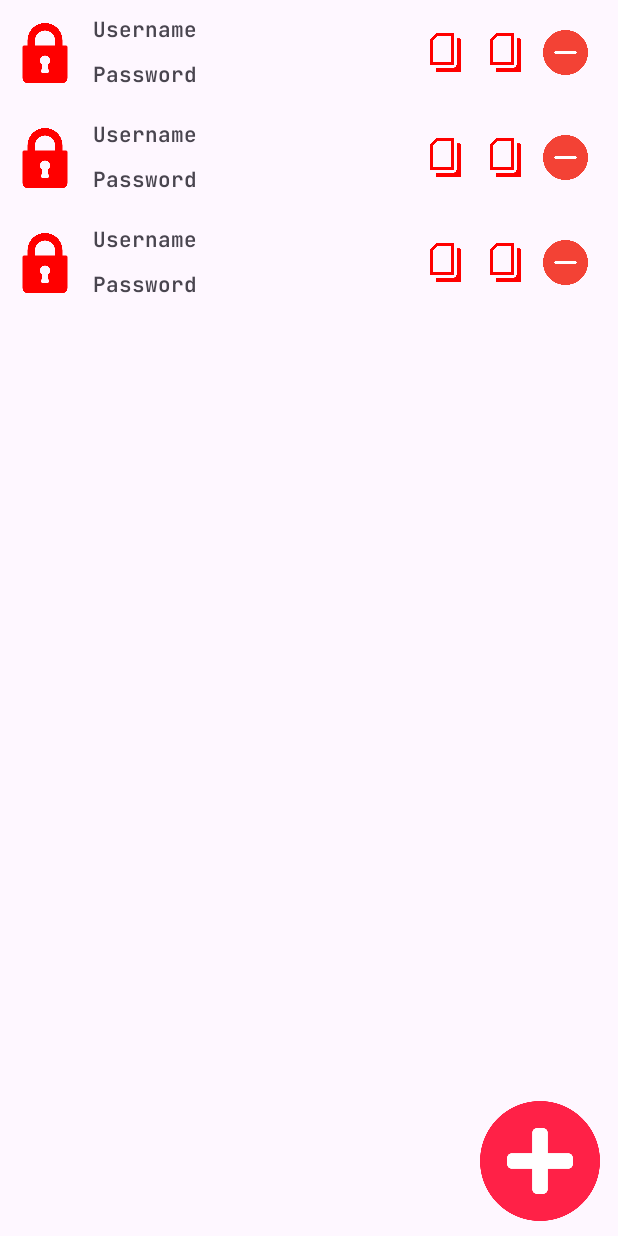
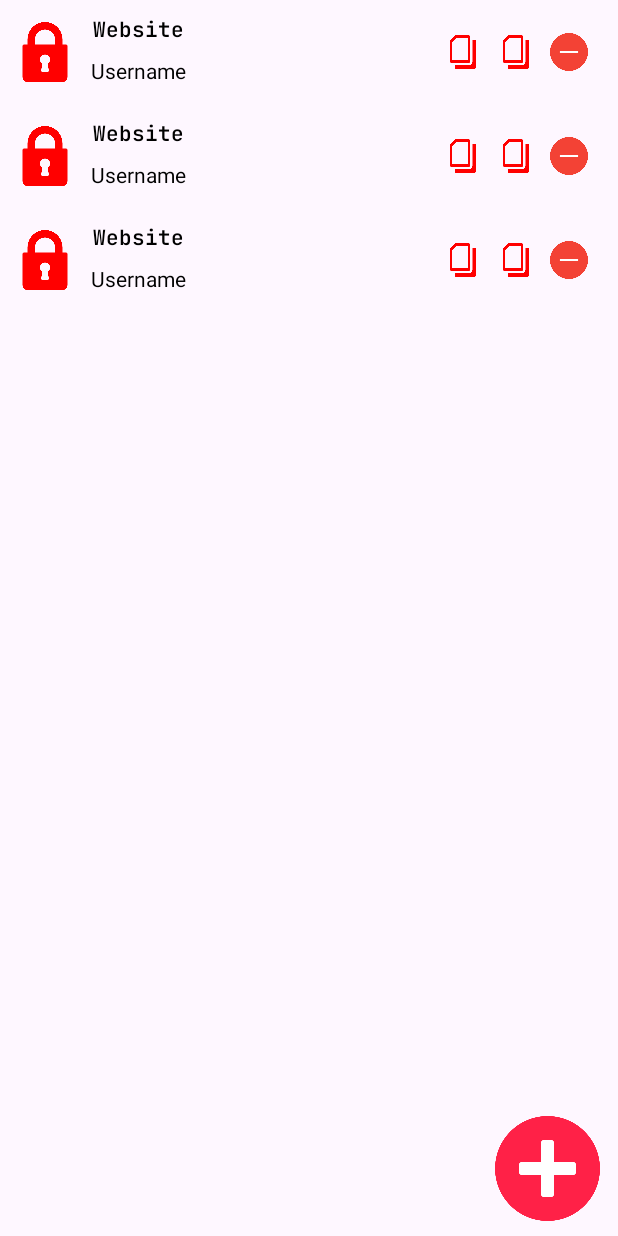
Before and after one commit to mpuss37/kuncen_mobile, an Android app: the layout activity_menu_manager.xml on its own in the app's theme, with its tools: preview values and no code run, on a phone screen of 412 x 824 dp. Run offline under Robolectric (Android 15) with nearby library versions, the phone set to English and light mode, and no system bars.

Commit message:
update add DataPasswordAdapter.java and add cursor for click item

```diff
--- a/app/src/main/AndroidManifest.xml
+++ b/app/src/main/AndroidManifest.xml
@@ -13,16 +13,14 @@
         android:theme="@style/Theme.Kuncen"
         tools:targetApi="31">
         <activity
-            android:name=".Item.AddItem"
-            android:exported="false"
-            android:windowSoftInputMode="adjustPan" />
-        <activity
             android:name=".View.MenuManager"
             android:exported="false"
+            android:screenOrientation="portrait"
             android:windowSoftInputMode="adjustPan" />
         <activity
             android:name=".View.MainActivity"
             android:exported="true"
+            android:screenOrientation="portrait"
             android:windowSoftInputMode="adjustPan">
             <intent-filter>
                 <action android:name="android.intent.action.MAIN" />
--- a/app/src/main/java/com/example/kuncen/Handler/UserHandler.java
+++ b/app/src/main/java/com/example/kuncen/Handler/UserHandler.java
@@ -4,6 +4,7 @@ import android.content.ContentValues;
 import android.content.Context;
 import android.database.Cursor;
 import android.database.sqlite.SQLiteDatabase;
+import android.inputmethodservice.Keyboard;
 
 import com.example.kuncen.View.DatabasePass;
 import com.example.kuncen.View.MainActivity;
--- a/app/src/main/res/layout/activity_add_item.xml
+++ b/app/src/main/res/layout/activity_add_item.xml
@@ -6,8 +6,7 @@
     android:layout_width="match_parent"
     android:layout_height="wrap_content"
     android:clipToOutline="true"
-    android:padding="10dp"
-    tools:context=".Item.AddItem">
+    android:padding="10dp">
 
     <androidx.cardview.widget.CardView
         android:layout_width="match_parent"
--- a/app/src/main/res/layout/activity_main.xml
+++ b/app/src/main/res/layout/activity_main.xml
@@ -2,6 +2,7 @@
 <androidx.constraintlayout.widget.ConstraintLayout xmlns:android="http://schemas.android.com/apk/res/android"
     xmlns:app="http://schemas.android.com/apk/res-auto"
     xmlns:tools="http://schemas.android.com/tools"
+    android:id="@+id/clMain"
     android:layout_width="match_parent"
     android:layout_height="wrap_content"
     tools:context=".View.MainActivity">
@@ -74,6 +75,7 @@
             android:fontFamily="@font/jetbrains_mono_semibold"
             android:hint="Password"
             android:inputType="textPassword"
+            android:text="herdi"
             android:textColorHint="#000000" />
     </com.google.android.material.textfield.TextInputLayout>
 
@@ -93,6 +95,7 @@
             android:layout_height="wrap_content"
             android:fontFamily="@font/jetbrains_mono_semibold"
             android:hint="Username"
+            android:text="herdi"
             android:textColorHint="#000000" />
 
     </com.google.android.material.textfield.TextInputLayout>
--- a/app/src/main/res/layout/activity_menu_manager.xml
+++ b/app/src/main/res/layout/activity_menu_manager.xml
@@ -20,8 +20,8 @@
 
     <ImageView
         android:id="@+id/imageViewAddItem"
-        android:layout_width="80dp"
-        android:layout_height="80dp"
+        android:layout_width="70dp"
+        android:layout_height="70dp"
         android:layout_alignParentEnd="true"
         android:layout_alignParentBottom="true"
         android:layout_marginRight="12dp"
--- a/app/src/main/res/layout/password_item.xml
+++ b/app/src/main/res/layout/password_item.xml
@@ -15,30 +15,60 @@
         app:layout_constraintTop_toTopOf="parent">
 
         <TextView
-            android:id="@+id/textView2"
+            android:id="@+id/tvNameWebsite"
             android:layout_width="wrap_content"
             android:layout_height="wrap_content"
             android:layout_marginStart="12dp"
-            android:text="Username"
+            android:text="Website"
+            android:textColor="#000000"
             android:textStyle="bold"
             app:layout_constraintStart_toEndOf="@+id/imageView4"
             app:layout_constraintTop_toTopOf="parent" />
 
         <TextView
-            android:id="@+id/textView3"
+            android:id="@+id/tvUsername"
             android:layout_width="wrap_content"
             android:layout_height="wrap_content"
             android:layout_marginStart="12dp"
-            android:layout_marginTop="10dp"
-            android:text="Password"
+            android:layout_marginTop="5dp"
+            android:fontFamily="sans-serif"
+            android:text="Username"
+            android:textColor="#000000"
             app:layout_constraintBottom_toBottomOf="parent"
+            app:layout_constraintEnd_toEndOf="@+id/tvNameWebsite"
             app:layout_constraintStart_toEndOf="@+id/imageView4"
-            app:layout_constraintTop_toBottomOf="@+id/textView2" />
+            app:layout_constraintTop_toBottomOf="@+id/tvNameWebsite" />
+
+        <TextView
+            android:id="@+id/tvPassword"
+            android:layout_width="wrap_content"
+            android:layout_height="wrap_content"
+            android:layout_marginStart="12dp"
+            android:layout_marginTop="5dp"
+            android:fontFamily="sans-serif"
+            android:text="password"
+            android:textColor="#000000"
+            android:visibility="invisible"
+            app:layout_constraintBottom_toBottomOf="@+id/tvUsername"
+            app:layout_constraintStart_toEndOf="@+id/tvUsername"
+            app:layout_constraintTop_toTopOf="@+id/tvUsername" />
+
+        <TextView
+            android:id="@+id/tv_id_data"
+            android:layout_width="wrap_content"
+            android:layout_height="wrap_content"
+            android:fontFamily="sans-serif"
+            android:text="password"
+            android:textColor="#000000"
+            android:visibility="invisible"
+            app:layout_constraintBottom_toBottomOf="@+id/tvNameWebsite"
+            app:layout_constraintStart_toEndOf="@+id/tvNameWebsite"
+            app:layout_constraintTop_toTopOf="@+id/tvNameWebsite" />
 
         <ImageView
             android:id="@+id/imageViewRemove"
-            android:layout_width="30dp"
-            android:layout_height="30dp"
+            android:layout_width="25dp"
+            android:layout_height="25dp"
             android:layout_margin="10dp"
             app:layout_constraintBottom_toBottomOf="parent"
             app:layout_constraintEnd_toEndOf="parent"
@@ -47,8 +77,8 @@
 
         <ImageView
             android:id="@+id/imageViewCopyPass"
-            android:layout_width="30dp"
-            android:layout_height="30dp"
+            android:layout_width="25dp"
+            android:layout_height="25dp"
             android:layout_margin="10dp"
             android:layout_marginEnd="20dp"
             android:tint="#FF0000"
@@ -60,8 +90,8 @@
 
         <ImageView
             android:id="@+id/imageViewCopyUsername"
-            android:layout_width="30dp"
-            android:layout_height="30dp"
+            android:layout_width="25dp"
+            android:layout_height="25dp"
             android:layout_margin="10dp"
             android:layout_marginEnd="20dp"
             android:tint="#FF0000"
```
Also changed, not shown: app/src/main/java/com/example/kuncen/Adapter/AdapterPassword.java (deleted, +0 -71 lines), app/src/main/java/com/example/kuncen/Adapter/DataPasswordAdapter.java (added, +60 -0 lines), app/src/main/java/com/example/kuncen/Handler/DataPasswordHandler.java (+36 -6 lines), app/src/main/java/com/example/kuncen/Item/AddItem.java (deleted, +0 -49 lines), app/src/main/java/com/example/kuncen/Model/DataModel.java (added, +35 -0 lines), app/src/main/java/com/example/kuncen/View/DatabasePass.java (+8 -2 lines), app/src/main/java/com/example/kuncen/View/MainActivity.java (+22 -4 lines), app/src/main/java/com/example/kuncen/View/MenuManager.java (+60 -23 lines).
